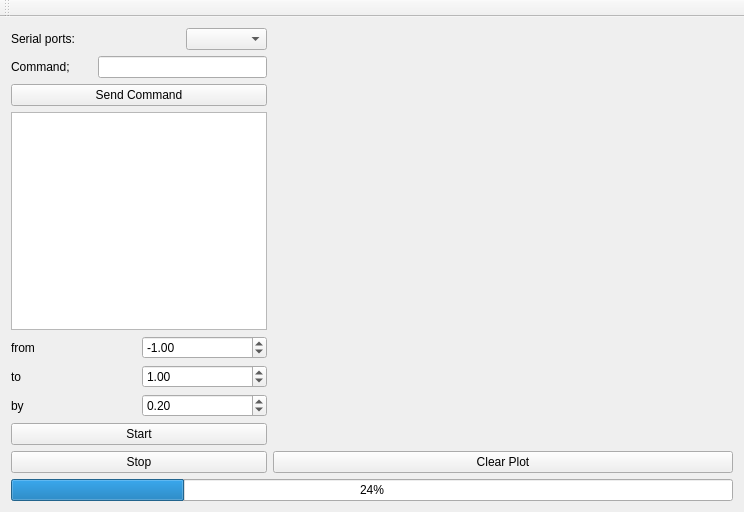
Above: form/mainwindow.ui from aleonard-cern/PhotoElectricEffect before the change. Below: the same form after it.
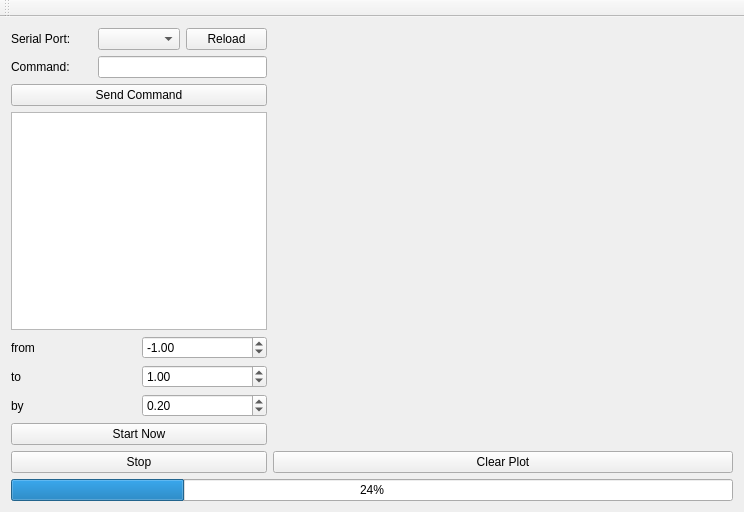
That is the form after the change. Custom widgets are drawn as their Qt base class.

Diff of the .ui file:
```diff
--- a/form/mainwindow.ui
+++ b/form/mainwindow.ui
@@ -40,26 +40,9 @@
         </property>
         <item row="0" column="0">
          <layout class="QGridLayout" name="gridLayout">
-          <item row="0" column="2">
-           <widget class="QComboBox" name="comboBox_serial_ports"/>
-          </item>
           <item row="1" column="1" colspan="2">
            <widget class="QLineEdit" name="lineEdit_command"/>
           </item>
-          <item row="0" column="0">
-           <widget class="QLabel" name="label_serial_ports">
-            <property name="text">
-             <string>Serial ports:</string>
-            </property>
-           </widget>
-          </item>
-          <item row="1" column="0">
-           <widget class="QLabel" name="label_command">
-            <property name="text">
-             <string>Command;</string>
-            </property>
-           </widget>
-          </item>
           <item row="2" column="0" colspan="3">
            <widget class="QPushButton" name="pushButton_send_command">
             <property name="text">
@@ -67,9 +50,33 @@
             </property>
            </widget>
           </item>
+          <item row="0" column="0">
+           <widget class="QLabel" name="label_serial_ports">
+            <property name="text">
+             <string>Serial Port:</string>
+            </property>
+           </widget>
+          </item>
           <item row="3" column="0" colspan="3">
            <widget class="QTextEdit" name="textEdit"/>
           </item>
+          <item row="1" column="0">
+           <widget class="QLabel" name="label_command">
+            <property name="text">
+             <string>Command:</string>
+            </property>
+           </widget>
+          </item>
+          <item row="0" column="1">
+           <widget class="QComboBox" name="comboBox_serial_ports"/>
+          </item>
+          <item row="0" column="2">
+           <widget class="QPushButton" name="pushButton_reload">
+            <property name="text">
+             <string>Reload</string>
+            </property>
+           </widget>
+          </item>
          </layout>
         </item>
         <item row="1" column="0">
@@ -147,7 +154,7 @@
           <item>
            <widget class="QPushButton" name="pushButton_start_run">
             <property name="text">
-             <string>Start</string>
+             <string>Start Now</string>
             </property>
            </widget>
           </item>
```
